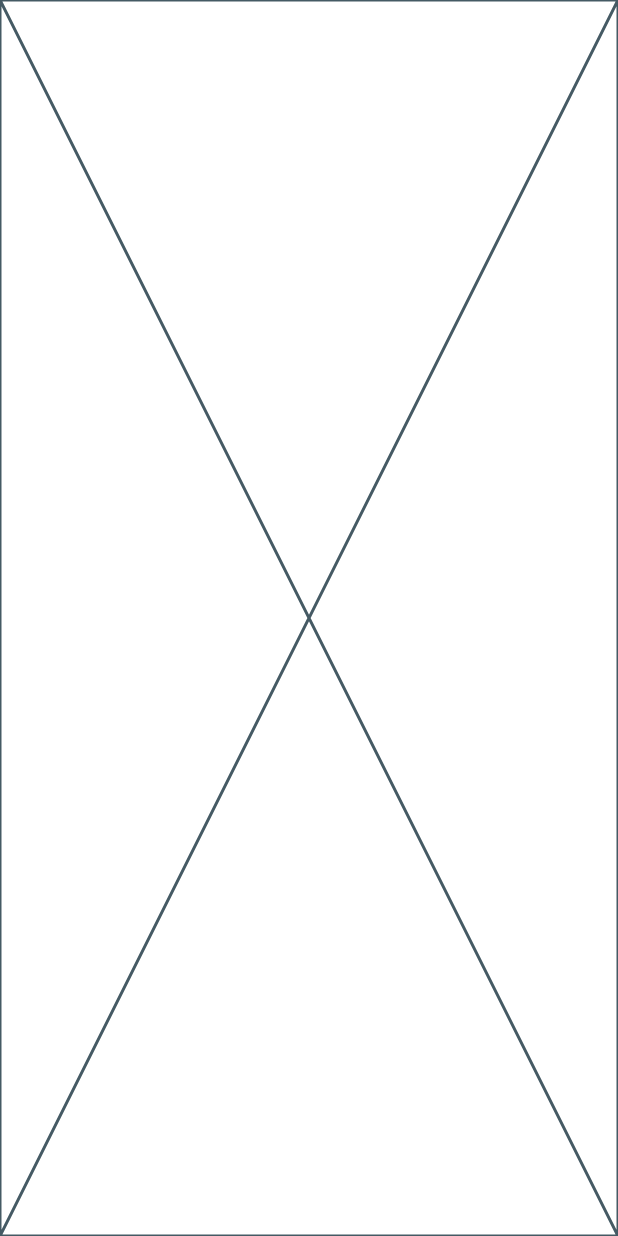
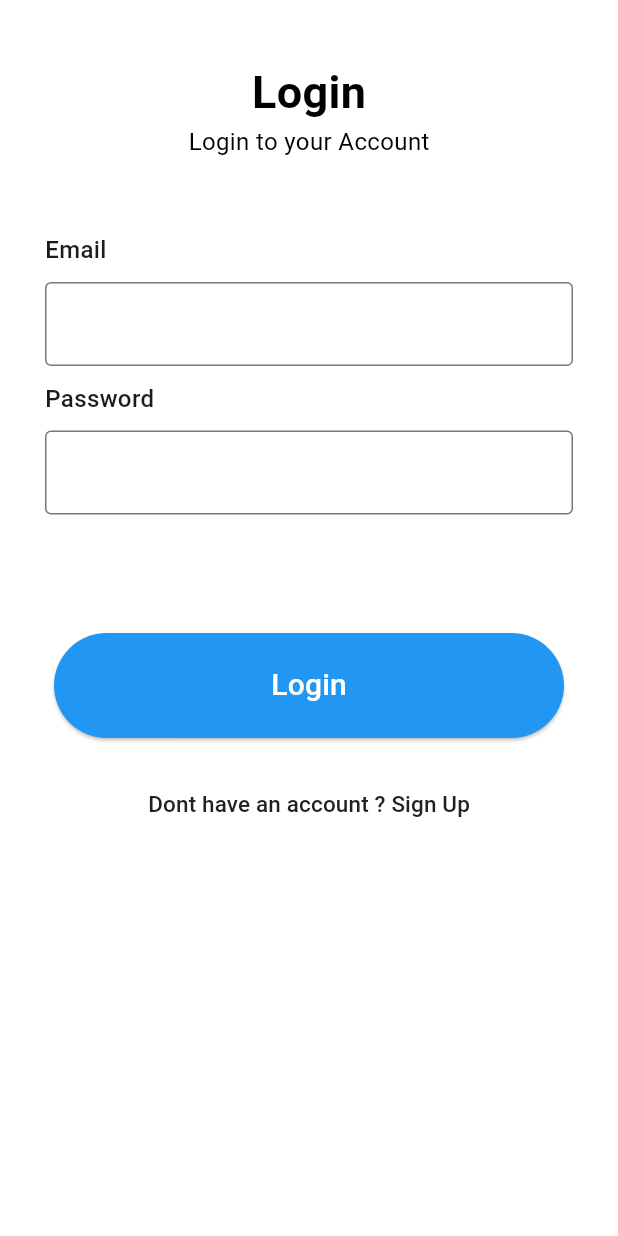
Before and after one commit to Abhinav-K-E/flutter_firebase, a Flutter app: the screen it shows after launch, after a tap on "Login", on a phone screen of 412 x 824 dp. Run offline on Flutter 3.47's test engine with Material 3 defaults, Android fonts, the phone set to English and light mode, and no system bars.

Commit message:
login-screen-added

```diff
--- a/lib/login_screen.dart
+++ b/lib/login_screen.dart
@@ -1,4 +1,5 @@
 import 'package:flutter/material.dart';
+import 'package:flutter_firebase/register_screen.dart';
 
 class LoginScreen extends StatefulWidget {
   const LoginScreen({super.key});
@@ -10,6 +11,140 @@ class LoginScreen extends StatefulWidget {
 class _LoginScreenState extends State<LoginScreen> {
   @override
   Widget build(BuildContext context) {
-    return const Placeholder();
+    return Scaffold(
+      body: Container(
+        color: Colors.white,
+        padding: EdgeInsets.all(20),
+        child: Column(
+          children: [
+            Container(
+              height: 540,
+              child: Column(
+                mainAxisAlignment: MainAxisAlignment.spaceBetween,
+                children: [
+                  Container(
+                    padding: EdgeInsets.only(top: 20),
+                    child: Column(
+                      children: [
+                        Text(
+                          'Login',
+                          style: TextStyle(
+                              color: Colors.black,
+                              fontSize: 30,
+                              fontWeight: FontWeight.w600),
+                        ),
+                        Text(
+                          'Login to your Account',
+                          style: TextStyle(
+                              color: Colors.black,
+                              fontSize: 16,
+                              fontWeight: FontWeight.w400),
+                        ),
+                      ],
+                    ),
+                  ),
+                  Container(
+                    padding: EdgeInsets.symmetric(horizontal: 10),
+                    child: Column(
+                      children: [
+                        Container(
+                          margin: EdgeInsets.only(bottom: 10),
+                          child: Column(
+                            children: [
+                              Container(
+                                alignment: Alignment.centerLeft,
+                                child: Text(
+                                  'Email',
+                                  style: TextStyle(
+                                      fontWeight: FontWeight.w500,
+                                      fontSize: 16),
+                                  textAlign: TextAlign.left,
+                                ),
+                              ),
+                              Container(
+                                padding: EdgeInsets.only(top: 10),
+                                child: TextField(
+                                  decoration: InputDecoration(
+                                      border: OutlineInputBorder()),
+                                ),
+                              ),
+                            ],
+                          ),
+                        ),
+                        Container(
+                          margin: EdgeInsets.only(bottom: 10),
+                          child: Column(
+                            children: [
+                              Container(
+                                alignment: Alignment.centerLeft,
+                                child: Text(
+                                  'Password',
+                                  style: TextStyle(
+                                      fontWeight: FontWeight.w500,
+                                      fontSize: 16),
+                                  textAlign: TextAlign.left,
+                                ),
+                              ),
+                              Container(
+                                padding: EdgeInsets.only(top: 10),
+                                child: TextField(
+                                  decoration: InputDecoration(
+                                      border: OutlineInputBorder()),
+                                ),
+                              ),
+                            ],
+                          ),
+                        ),
+                      ],
+                    ),
+                  ),
+                  Container(
+                    child: Column(
+                      children: [
+                        Container(
+                          width: 340,
+                          height: 70,
+                          margin: EdgeInsets.only(top: 20, bottom: 20),
+                          child: ElevatedButton(
+                            style: ElevatedButton.styleFrom(
+                              backgroundColor:
+                                  Colors.blue, // background (button) color
+                              foregroundColor:
+                                  Colors.white, // foreground (text) color
+                            ),
+                            onPressed: () => {},
+                            child: const Text(
+                              'Login',
+                              style: TextStyle(
+                                fontSize: 20,
+                              ),
+                            ),
+                          ),
+                        ),
+                        TextButton(
+                            onPressed: () {
+                              Navigator.push(
+                                  context,
+                                  MaterialPageRoute(
+                                      builder: (context) =>
+                                          const RegisterScreen()));
+                            },
+                            child: Text(
+                              'Dont have an account ? Sign Up',
+                              style: TextStyle(
+                                  fontSize: 15,
+                                  fontWeight: FontWeight.w500,
+                                  color: Colors.grey[900]),
+                            ))
+                      ],
+                    ),
+                  )
+                ],
+              ),
+            ),
+          ],
+        ),
+      ),
+    );
   }
 }
```
